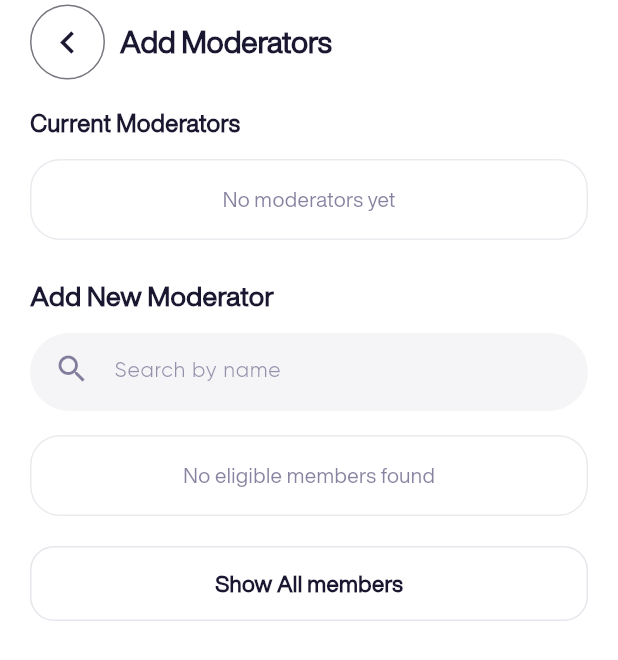
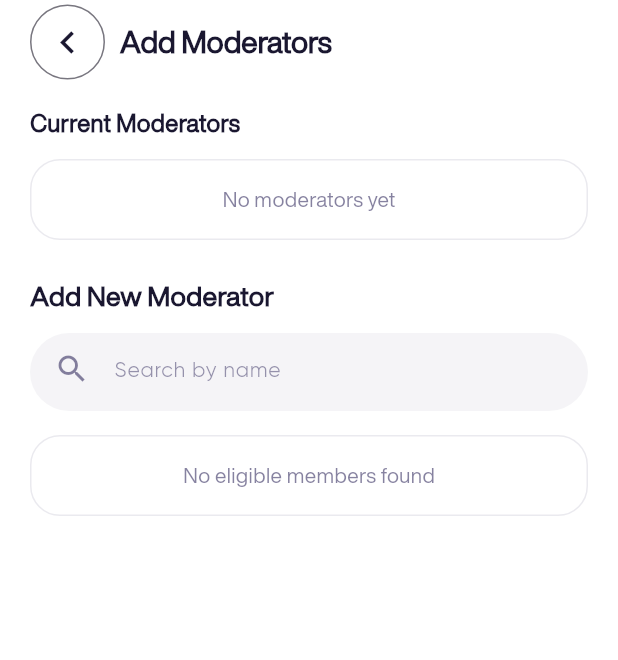
Before and after one commit to NoteHive-Aust/NoteHive, a Flutter app: the AddModeratorsScreen screen opened directly, on a phone screen of 412 x 824 dp. Shown: the top 660 px of the screen. Run offline on Flutter 3.47's test engine with Material 3 defaults, Android fonts, the phone set to English and light mode, and no system bars; our stand-ins replace cloud_firestore, file_picker, firebase_auth, firebase_core, firebase_storage, image_picker and 1 more; missing offline and left inert: dart:ffi; accounts and stored records are empty.

Commit message:
Moderators: issue fixed

```diff
--- a/lib/Screens/add_moderators.dart
+++ b/lib/Screens/add_moderators.dart
@@ -1,6 +1,5 @@
 import 'package:flutter/material.dart';
 import 'package:notehive/FirebaseOperations/manageModerators.dart';
-import 'package:notehive/Screens/members.dart';
 import '../widgets/leadingbackButton.dart';
 
 class AddModeratorsScreen extends StatefulWidget {
@@ -379,39 +378,6 @@ class _AddModeratorsScreenState extends State<AddModeratorsScreen> {
                             ),
                     ),
                     SizedBox(height: 20),
-                    InkWell(
-                      onTap: () {
-                        Navigator.push(
-                          context,
-                          MaterialPageRoute(
-                            builder: (context) => MembersScreen(),
-                          ),
-                        );
-                      },
-                      borderRadius: BorderRadius.circular(16),
-                      child: Container(
-                        width: double.infinity,
-                        height: 50,
-                        decoration: BoxDecoration(
-                          color: Colors.white,
-                          borderRadius: BorderRadius.circular(16),
-                          border: Border.all(
-                            color: Color(0xFF352E60).withOpacity(0.12),
-                          ),
-                        ),
-                        child: Center(
-                          child: Text(
-                            'Show All members',
-                            style: TextStyle(
-                              fontSize: 15,
-                              fontWeight: FontWeight.bold,
-                              color: Color(0xFF1A1730),
-                            ),
-                          ),
-                        ),
-                      ),
-                    ),
-                    SizedBox(height: 20),
                   ],
                 ),
               ),
```
